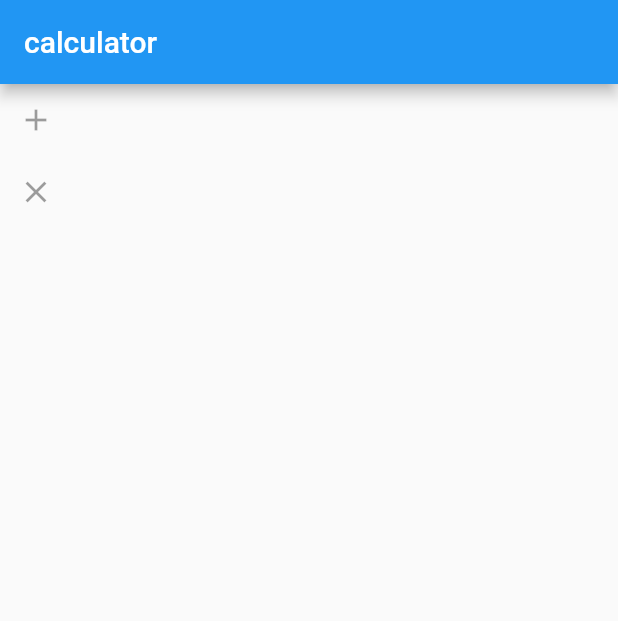
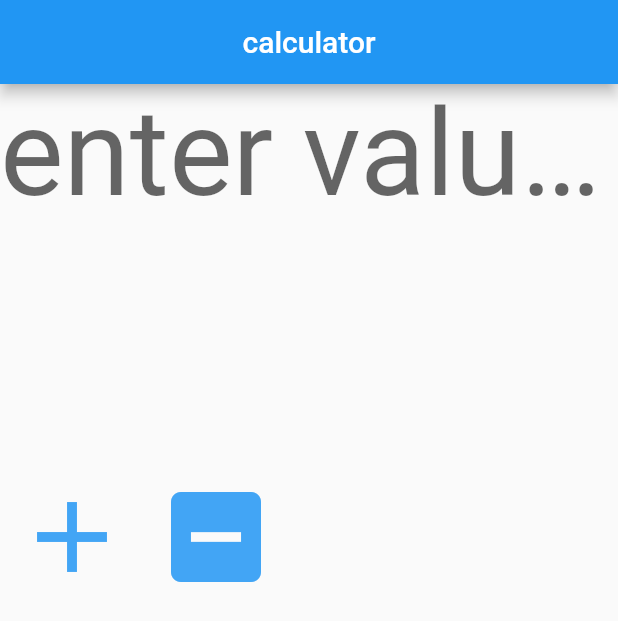
Before and after one commit to ajaydatla/calculator, a Flutter app: the screen it shows after launch, on a phone screen of 412 x 824 dp. Shown: the top 621 px of the screen. Run offline on Flutter 3.47's test engine with Material 2 defaults, Android fonts, the phone set to English and light mode, and no system bars.

Commit message:
add icon added

```diff
--- a/lib/main.dart
+++ b/lib/main.dart
@@ -1,36 +1,92 @@
 import 'package:flutter/material.dart';
 
-void main(){
-  runApp(MyApp());
+void main() {
+  runApp(MainScreen());
 }
 
-class MyApp extends StatelessWidget{
+class HomeState extends State<MainScreen> {
+
+  final TextEditingController _digitOneController = new TextEditingController();
+
   @override
   Widget build(BuildContext context) {
     return MaterialApp(
-      title: "Calculator",
+      title: 'calculator',
+      debugShowCheckedModeBanner: false,
       home: Scaffold(
         appBar: AppBar(
           title: Text('calculator'),
+          centerTitle: true,
         ),
-        body: InputScreen(),
+        body: Container(
+          child: ListView(
+            children: <Widget>[
+//                  Divider(
+//                    height: 300.0,
+//                  ),
+              TextField(
+                decoration:
+                    InputDecoration.collapsed(hintText: 'enter valuess'),
+                keyboardType: TextInputType.number,
+                controller: _digitOneController,
+                style: TextStyle(
+//                      height: 3.0,
+
+                  color: Colors.black,
+                  fontSize: 80.0,
+//                    textBaseline: TextBaseline.alphabetic
+                ),
+              ),
+//              Divider(
+//                height: 200.0,
+//                color: Color(5),
+//              ),
+              new Padding(padding: EdgeInsets.all(80.0)),
+              Row(
+                children: <Widget>[
+                  IconButton(
+                    icon: Icon(Icons.add),
+                    onPressed: addition,
+                    iconSize: 80.0,
+                    color: Colors.blue.shade400,
+                  ),
+                  IconButton(
+                    icon: Icon(Icons.indeterminate_check_box),
+                    onPressed: substract,
+                    iconSize: 80.0,
+
+                    color: Colors.blue.shade400,
+                  )
+                ],
+              )
+            ],
+          ),
+        ),
       ),
     );
   }
+
+  void addition(){
+    setState(() {
+      double digitOne = double.parse(_digitOneController.text);
+      print(digitOne);
+      _digitOneController.text = _digitOneController.text + '+';
+    });
+  }
+  void substract(){
+    setState(() {
+      double digitOne = double.parse(_digitOneController.text);
+      print(digitOne);
+      _digitOneController.text = _digitOneController.text + '-';
+    });
+  }
+
+
 }
 
-class InputScreen extends StatelessWidget{
+class MainScreen extends StatefulWidget {
   @override
-  Widget build(BuildContext context) {
-    return new Column(
-      children: <Widget>[
-        IconButton(
-          icon: Icon(Icons.add),
-        ),
-        IconButton(
-          icon: Icon(Icons.clear)
-        )
-      ],
-    );
+  State<StatefulWidget> createState() {
+    return HomeState();
   }
 }
```
